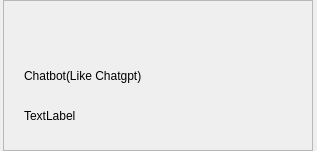
Before: the Qt Designer form widget/model/WLibModelWidget.ui in yechaoGitHub/AI, drawn with Qt 5.
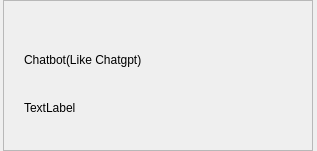
After: the same form once the commit is applied. Icons and pictures are not drawn.

The edit to the form file:
```diff
--- a/widget/model/WLibModelWidget.ui
+++ b/widget/model/WLibModelWidget.ui
@@ -108,14 +108,14 @@
        <widget class="QLabel" name="lb_icon">
         <property name="minimumSize">
          <size>
-          <width>52</width>
-          <height>52</height>
+          <width>36</width>
+          <height>36</height>
          </size>
         </property>
         <property name="maximumSize">
          <size>
-          <width>52</width>
-          <height>52</height>
+          <width>36</width>
+          <height>36</height>
          </size>
         </property>
         <property name="text">
```
